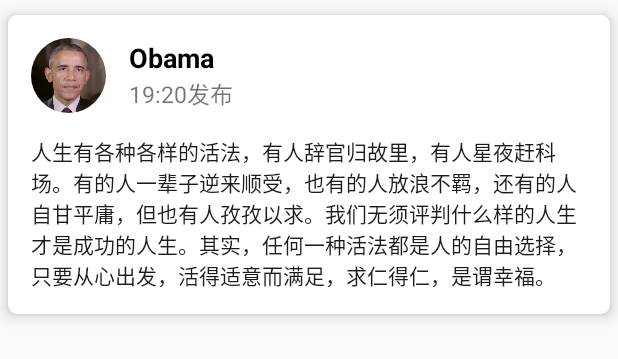
After one commit to StoriesCao/Healthy, an Android app: the layout moment_item_recycle_view_item.xml on its own in the app's theme, with its tools: preview values and no code run, on a phone screen of 412 x 824 dp. The commit adds this screen. Shown: the top 359 px of the screen. Run offline under Robolectric (Android 15) with nearby library versions, the phone set to English and light mode, and no system bars.

Commit message:
add recycle view

```diff
--- a/app/build.gradle
+++ b/app/build.gradle
@@ -28,4 +28,6 @@ dependencies {
     compile 'com.android.support.constraint:constraint-layout:1.0.2'
     testCompile 'junit:junit:4.12'
     compile 'com.android.support:design:25.3.1'
+    compile 'com.android.support:cardview-v7:25.3.1'
+    compile 'de.hdodenhof:circleimageview:2.1.0'
 }
--- a/app/src/main/java/com/stories/healthy/fragments/MomentItem.java
+++ b/app/src/main/java/com/stories/healthy/fragments/MomentItem.java
@@ -3,6 +3,7 @@ package com.stories.healthy.fragments;
 import android.os.Bundle;
 import android.support.annotation.Nullable;
 import android.support.v4.app.Fragment;
+import android.support.v7.widget.RecyclerView;
 import android.view.LayoutInflater;
 import android.view.View;
 import android.view.ViewGroup;
@@ -14,11 +15,16 @@ import com.stories.healthy.R;
  */
 
 public class MomentItem extends Fragment {
+
+    private RecyclerView mRecyclerView;
+
     @Nullable
     @Override
     public View onCreateView(LayoutInflater inflater, @Nullable ViewGroup container, @Nullable Bundle savedInstanceState) {
         View view = inflater.inflate(R.layout.fragment_moment_item, container, false);
 
+        mRecyclerView = (RecyclerView) view.findViewById(R.id.moment_item_recycle_view);
+
         return view;
     }
 }
--- a/app/src/main/res/layout/fragment_moment_item.xml
+++ b/app/src/main/res/layout/fragment_moment_item.xml
@@ -1,12 +1,13 @@
 <?xml version="1.0" encoding="utf-8"?>
-<LinearLayout xmlns:android="http://schemas.android.com/apk/res/android"
-              android:layout_width="match_parent"
-              android:layout_height="match_parent">
+<LinearLayout
+    xmlns:android="http://schemas.android.com/apk/res/android"
+    android:layout_width="match_parent"
+    android:layout_height="match_parent">
 
-    <TextView
+
+    <android.support.v7.widget.RecyclerView
+        android:id="@+id/moment_item_recycle_view"
         android:layout_width="match_parent"
-        android:layout_height="match_parent"
-        android:text="GREAT"
-        android:gravity="center"/>
+        android:layout_height="match_parent"/>
 
 </LinearLayout>
--- /dev/null
+++ b/app/src/main/res/layout/moment_item_recycle_view_item.xml
@@ -0,0 +1,70 @@
+<?xml version="1.0" encoding="utf-8"?>
+<android.support.v7.widget.CardView
+    xmlns:android="http://schemas.android.com/apk/res/android"
+    xmlns:app="http://schemas.android.com/apk/res-auto"
+    xmlns:tools="http://schemas.android.com/tools"
+    android:layout_width="match_parent"
+    android:layout_height="wrap_content"
+    android:layout_marginLeft="5dp"
+    android:layout_marginRight="5dp"
+    android:layout_marginTop="10dp"
+    android:layout_marginBottom="10dp"
+    app:cardCornerRadius="6dp"
+    app:cardElevation="6dp">
+
+    <LinearLayout
+        android:layout_width="match_parent"
+        android:layout_height="wrap_content"
+        android:orientation="vertical">
+
+        <RelativeLayout
+            android:layout_width="match_parent"
+            android:layout_height="wrap_content">
+
+            <de.hdodenhof.circleimageview.CircleImageView
+                android:id="@+id/moment_icon"
+                android:layout_width="50dp"
+                android:layout_height="50dp"
+                android:layout_margin="15dp"
+                android:src="@drawable/ic_moment_icon_test"
+                android:scaleType="centerCrop"/>
+
+            <LinearLayout
+                android:layout_width="wrap_content"
+                android:layout_height="wrap_content"
+                android:orientation="vertical"
+                android:layout_toRightOf="@id/moment_icon"
+                android:layout_centerVertical="true">
+
+                <TextView
+                    android:id="@+id/moment_user_name"
+                    android:layout_width="wrap_content"
+                    android:layout_height="wrap_content"
+                    android:text="Obama"
+                    android:textColor="#000000"
+                    android:textStyle="bold"
+                    android:textSize="18sp" />
+
+                <TextView
+                    android:id="@+id/moment_create_time"
+                    android:layout_width="wrap_content"
+                    android:layout_height="wrap_content"
+                    android:text="19:20发布"
+                    android:textSize="15sp"/>
+
+            </LinearLayout>
+
+        </RelativeLayout>
+
+        <TextView
+            android:id="@+id/moment_content"
+            android:layout_width="match_parent"
+            android:layout_height="wrap_content"
+            android:layout_marginLeft="15dp"
+            android:layout_marginRight="15dp"
+            android:layout_marginBottom="15dp"
+            android:text="@string/content_test"
+            android:textColor="#1d1c1c"/>
+    </LinearLayout>
+
+</android.support.v7.widget.CardView>
--- a/app/src/main/res/values/strings.xml
+++ b/app/src/main/res/values/strings.xml
@@ -1,3 +1,6 @@
 <resources>
     <string name="app_name">Healthy</string>
+
+
+    <string name="content_test">   人生有各种各样的活法，有人辞官归故里，有人星夜赶科场。有的人一辈子逆来顺受，也有的人放浪不羁，还有的人自甘平庸，但也有人孜孜以求。我们无须评判什么样的人生才是成功的人生。其实，任何一种活法都是人的自由选择，只要从心出发，活得适意而满足，求仁得仁，是谓幸福。</string>
 </resources>
```
Also changed, not shown: app/src/main/res/drawable/ic_moment_icon_test.png (added).
